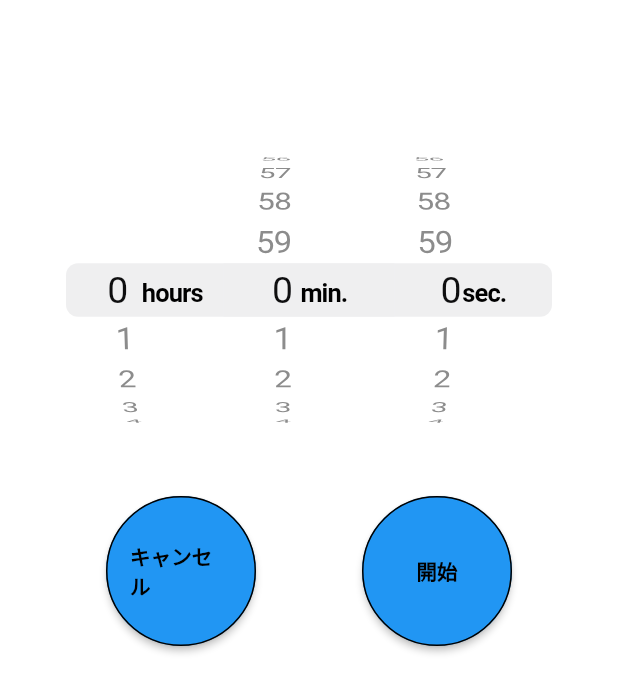
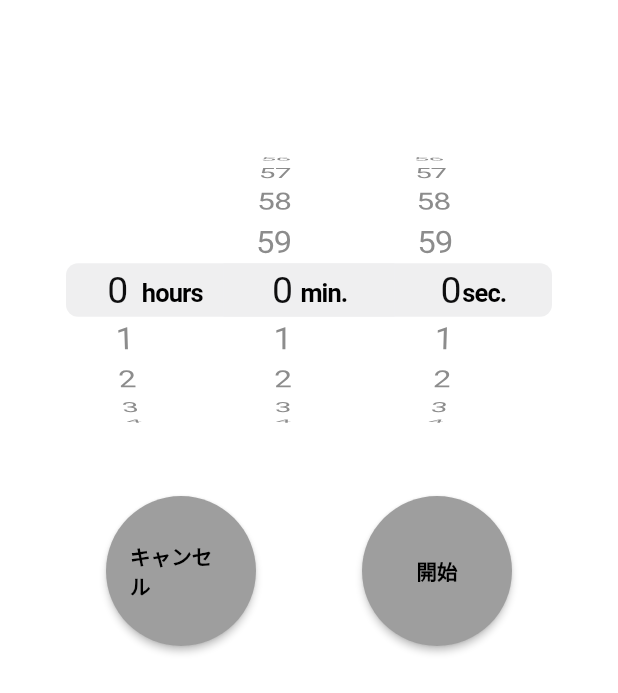
Before and after one commit to iseruuuuu/vibration_timer_app, a Flutter app: the screen it shows after launch, on a phone screen of 412 x 824 dp. Shown: the top 693 px of the screen. Run offline on Flutter 3.47's test engine with Material 2 defaults, Android fonts, the phone set to English and light mode, and no system bars; our stand-ins replace freezed_annotation, state_notifier, timer_count_down, vibration; missing offline and left inert: flutter_state_notifier.

Commit message:
add: change button design

```diff
--- a/lib/conponent/button.dart
+++ b/lib/conponent/button.dart
@@ -1,7 +1,6 @@
 import 'package:flutter/material.dart';
 
 class ButtonWidget extends StatelessWidget {
-
   final Function() onTap;
   final String title;
 
@@ -19,22 +18,16 @@ class ButtonWidget extends StatelessWidget {
       child: ElevatedButton(
         onPressed: onTap,
         child: Text(
-            title,
+          title,
           style: TextStyle(
             fontWeight: FontWeight.bold,
             fontSize: MediaQuery.of(context).size.width / 30,
           ),
         ),
         style: ElevatedButton.styleFrom(
-          primary: Colors.blue,
+          primary: Colors.grey,
           onPrimary: Colors.black,
-          shape: const CircleBorder(
-            side: BorderSide(
-              color: Colors.black,
-              width: 1,
-              style: BorderStyle.solid,
-            ),
-          ),
+          shape: const CircleBorder(),
         ),
       ),
     );
```
